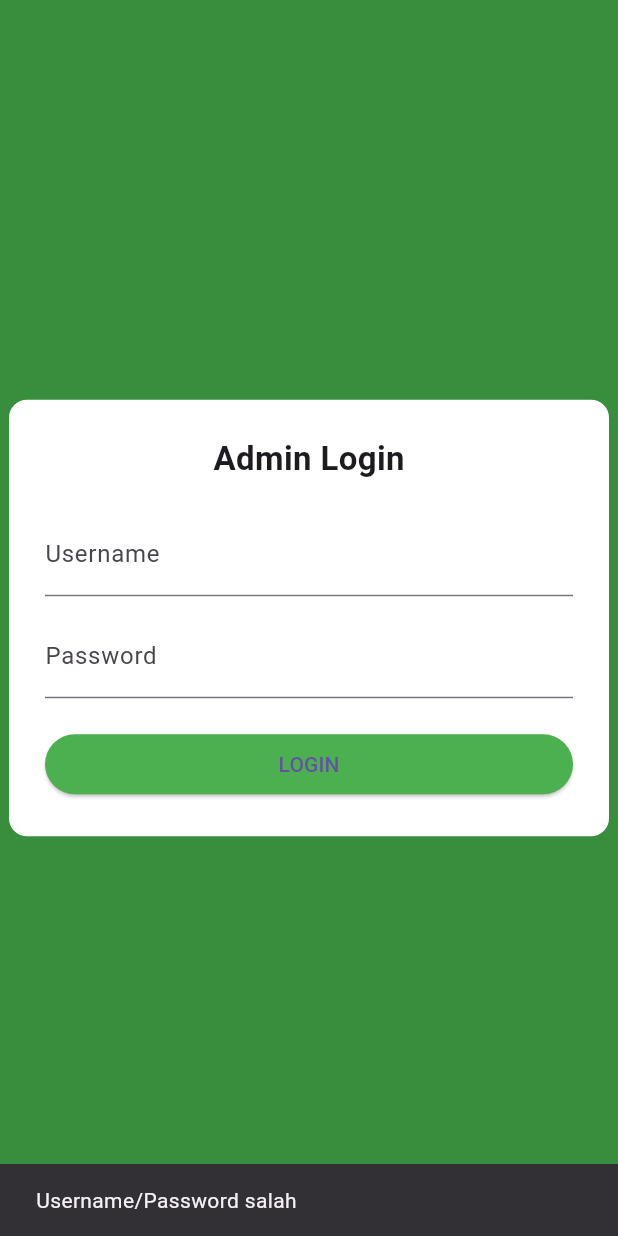
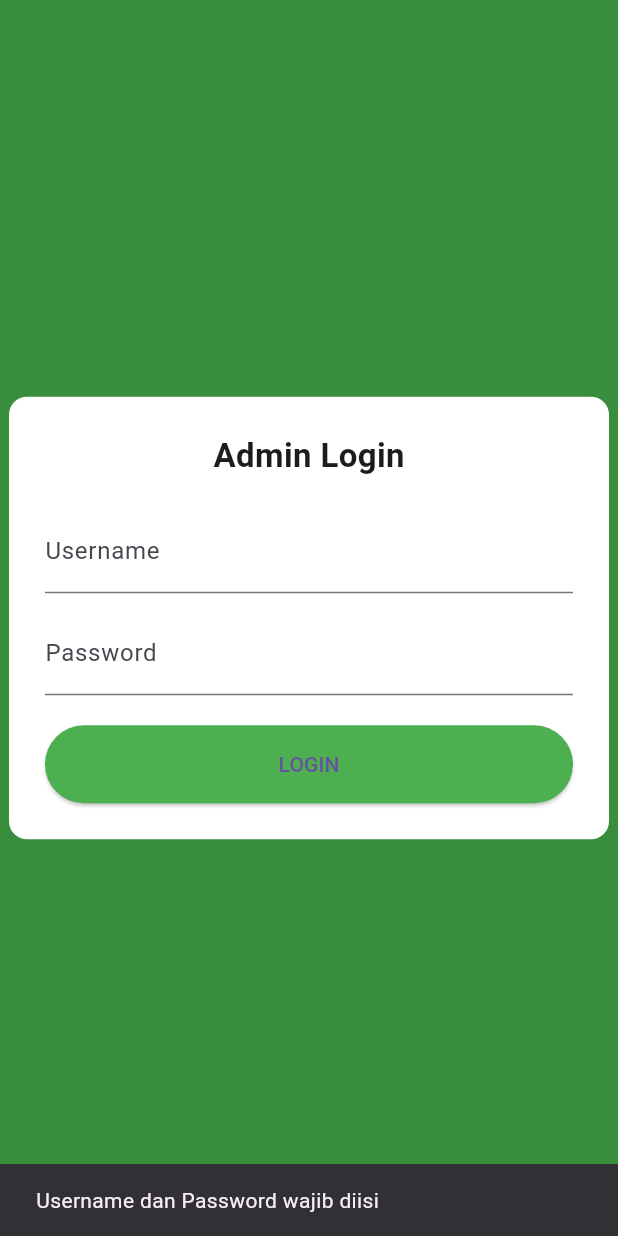
Before and after one commit to anisyarahmawati1097/PBL-PARKEY, a Flutter app: the LoginAdminPage screen opened directly, after a tap on "LOGIN", on a phone screen of 412 x 824 dp. Run offline on Flutter 3.47's test engine with Material 3 defaults, Android fonts, the phone set to English and light mode, and no system bars; our stand-ins replace shared_preferences; accounts and stored records are empty.

Commit message:
(menyambungkan lupa sandi dan reset sandi di login user, menambahkan database dan login admin) Co-authored-by: sfazzahra <sfazzahra@users.noreply.github.com> Co-authored-by: Dewi Maharani K <dewimaharanii@users.noreply.github.com>

```diff
--- a/lib/akun.dart
+++ b/lib/akun.dart
@@ -35,6 +35,7 @@ class _AkunPageState extends State<AkunPage> {
   Widget build(BuildContext context) {
     return Scaffold(
       appBar: AppBar(
+        automaticallyImplyLeading: false,
         title: const Text("Akun"),
         backgroundColor: const Color(0xFF6A994E),
       ),
--- a/lib/dompet.dart
+++ b/lib/dompet.dart
@@ -18,6 +18,7 @@ class _DompetPageState extends State<DompetPage> {
   Widget build(BuildContext context) {
     return Scaffold(
       appBar: AppBar(
+        automaticallyImplyLeading: false,
         title: const Text("Dompet Saya"),
         backgroundColor: const Color(0xFF6A994E),
       ),
--- a/lib/pengaturan_profil.dart
+++ b/lib/pengaturan_profil.dart
@@ -74,7 +74,7 @@ class _PengaturanProfilPageState extends State<PengaturanProfilPage> {
 
     if (token == null) {
       ScaffoldMessenger.of(context).showSnackBar(
-        const SnackBar(content: Text("Anda belum login")),
+        const SnackBar(content: Text("Anda belum masuk!")),
       );
       setState(() => _loading = false);
       return;
@@ -110,7 +110,7 @@ class _PengaturanProfilPageState extends State<PengaturanProfilPage> {
         prefs.setString("user", jsonEncode(updatedUser));
 
         ScaffoldMessenger.of(context).showSnackBar(
-          const SnackBar(content: Text("Profil berhasil diperbarui")),
+          const SnackBar(content: Text("Profil berhasil diperbarui!")),
         );
       } else {
         ScaffoldMessenger.of(context).showSnackBar(
@@ -235,7 +235,7 @@ class _PengaturanProfilPageState extends State<PengaturanProfilPage> {
                 minimumSize: const Size(double.infinity, 48),
               ),
               onPressed: _logout,
-              child: const Text("LOGOUT"),
+              child: const Text("KELUAR"),
             ),
           ],
         ),
--- a/lib/web/login_admin.dart
+++ b/lib/web/login_admin.dart
@@ -1,4 +1,7 @@
 import 'package:flutter/material.dart';
+import 'package:shared_preferences/shared_preferences.dart';
+import 'package:http/http.dart' as http;
+import 'dart:convert';
 import 'dashboard_admin.dart';
 
 class LoginAdminPage extends StatefulWidget {
@@ -12,20 +15,68 @@ class _LoginAdminPageState extends State<LoginAdminPage> {
   final _usernameController = TextEditingController();
   final _passwordController = TextEditingController();
 
-  void _login() {
+  bool _isLoading = false;
+
+  Future<void> _login() async {
     final username = _usernameController.text.trim();
     final password = _passwordController.text.trim();
 
-    if (username == "admin" && password == "1234") {
-      Navigator.pushReplacement(
-        context,
-        MaterialPageRoute(builder: (_) => const DashboardAdmin()),
+    if (username.isEmpty || password.isEmpty) {
+      ScaffoldMessenger.of(context).showSnackBar(
+        const SnackBar(content: Text("Username dan Password wajib diisi")),
       );
-    } else {
+      return;
+    }
+
+    setState(() => _isLoading = true);
+
+    try {
+      final url = Uri.parse("http://192.168.115.134:8000/api/admin/login");
+
+final response = await http.post(
+  url,
+  headers: {
+    "Accept": "application/json",
+    "Content-Type": "application/json",
+  },
+  body: jsonEncode({
+    "username": username,
+    "password": password,
+  }),
+);
+
+      final data = jsonDecode(response.body);
+
+      if (response.statusCode == 200 && data["success"] == true) {
+        // Simpan token di SharedPreferences
+        SharedPreferences prefs = await SharedPreferences.getInstance();
+        await prefs.setString("token", data["data"]["token"]);
+
+        // Arahkan ke Dashboard
+        Navigator.pushAndRemoveUntil(
+          context,
+          MaterialPageRoute(builder: (_) => const DashboardAdmin()),
+          (route) => false,
+        );
+      } else {
+        ScaffoldMessenger.of(context).showSnackBar(
+          SnackBar(content: Text(data["message"] ?? "Login gagal")),
+        );
+      }
+    } catch (e) {
       ScaffoldMessenger.of(context).showSnackBar(
-        const SnackBar(content: Text("Username/Password salah")),
+        SnackBar(content: Text("Terjadi kesalahan: $e")),
       );
     }
+
+    setState(() => _isLoading = false);
+  }
+
+  @override
+  void dispose() {
+    _usernameController.dispose();
+    _passwordController.dispose();
+    super.dispose();
   }
 
   @override
@@ -60,16 +111,20 @@ class _LoginAdminPageState extends State<LoginAdminPage> {
                 controller: _passwordController,
                 obscureText: true,
                 decoration: const InputDecoration(labelText: "Password"),
+                onSubmitted: (_) => _login(),
               ),
               const SizedBox(height: 20),
               SizedBox(
                 width: double.infinity,
                 child: ElevatedButton(
-                  onPressed: _login,
+                  onPressed: _isLoading ? null : _login,
                   style: ElevatedButton.styleFrom(
                     backgroundColor: Colors.green,
+                    padding: const EdgeInsets.symmetric(vertical: 16),
                   ),
-                  child: const Text("LOGIN"),
+                  child: _isLoading
+                      ? const CircularProgressIndicator(color: Colors.white)
+                      : const Text("LOGIN"),
                 ),
               ),
             ],
```
Also changed, not shown: lib/aktivitas.dart (+1 -6 lines), lib/daftar.dart (+4 -4 lines), lib/login.dart (+10 -6 lines), lib/lupasandi.dart (+18 -23 lines), lib/reset_sandi.dart (added, +205 -0 lines), lib/web/main_admin.dart (+7 -1 lines).
